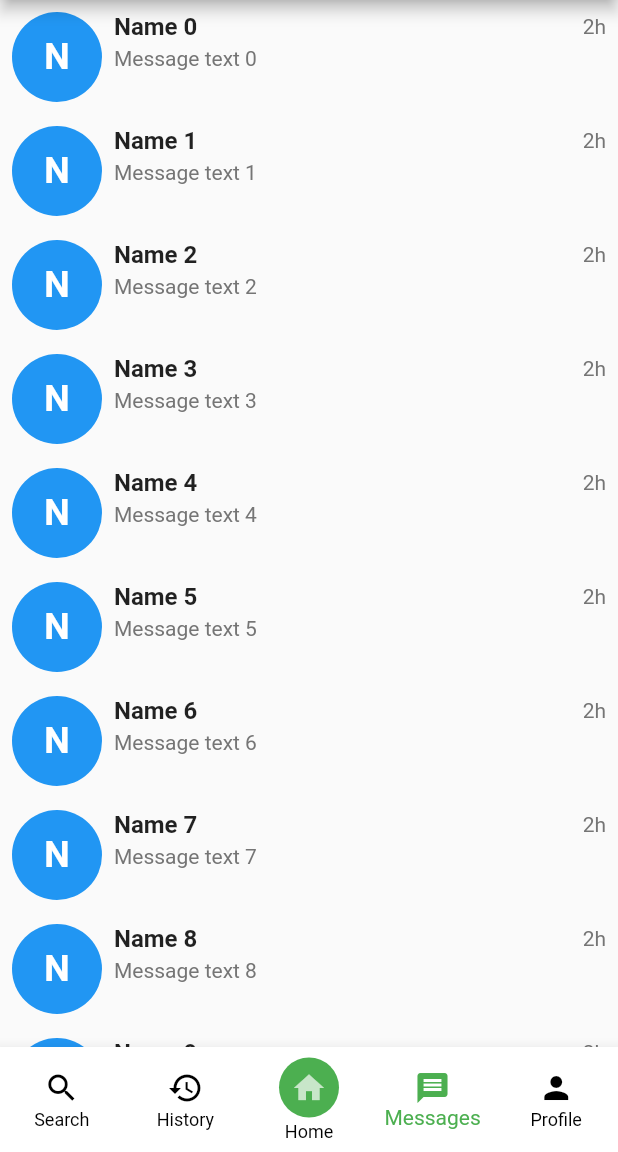
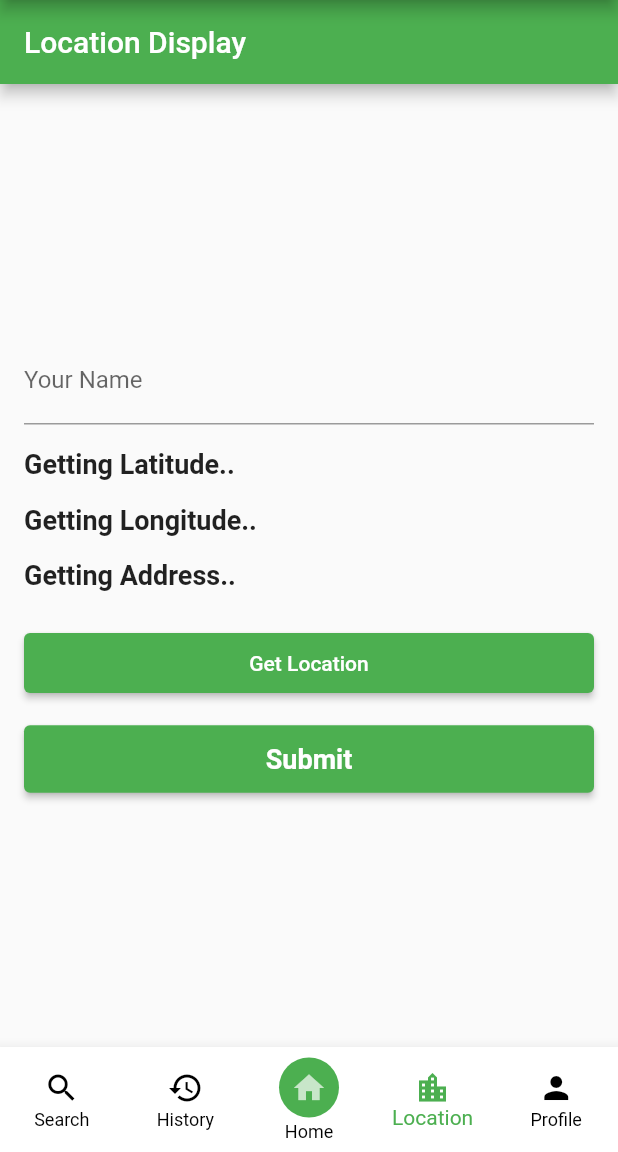
Before and after one commit to singhao3/TaskMatch, a Flutter app: the screen it shows once a user with an empty profile is signed in, item 4 of the bottom bar chosen, on a phone screen of 412 x 824 dp, the part 84-1236 px from its top. Run offline on Flutter 3.47's test engine with Material 2 defaults, Android fonts, the light colour scheme and no system bars; our stand-ins replace animated_text_kit, cloud_firestore, firebase_auth, firebase_core, firebase_messaging, firebase_storage and 4 more; accounts and stored records are empty.

Commit message:
location for taskdoer and taskseeker
The flow is taskdoer will submit the location and then at taskseeker side will saw the location submitted by taskdoer

```diff
--- /dev/null
+++ b/lib/NavPages/location.dart
@@ -0,0 +1,14 @@
+import 'package:flutter/material.dart';
+import 'package:taskmatch/util/locationgrid.dart';
+
+class locationtaskdoer extends StatelessWidget {
+  const locationtaskdoer({super.key});
+
+  @override
+  Widget build(BuildContext context) {
+    return Scaffold(
+
+      body: LocationGrid(),
+    );
+  }
+}
--- a/lib/NavPages/message.dart
+++ /dev/null
@@ -1,14 +0,0 @@
-import 'package:flutter/material.dart';
-import 'package:taskmatch/util/messagegrid.dart';
-
-class message extends StatelessWidget {
-  const message({super.key});
-
-  @override
-  Widget build(BuildContext context) {
-    return Scaffold(
-
-      body: messagegrid(),
-    );
-  }
-}
--- a/lib/pages/taskdoer/taskdoer_homepage.dart
+++ b/lib/pages/taskdoer/taskdoer_homepage.dart
@@ -3,11 +3,12 @@ import 'package:cloud_firestore/cloud_firestore.dart';
 import 'package:taskmatch/NavPages/discover.dart';
 import 'package:taskmatch/NavPages/history.dart';
 import 'package:taskmatch/pages/taskdoer/taskdoer_home.dart';
-import 'package:taskmatch/NavPages/message.dart';
+import 'package:taskmatch/NavPages/location.dart';
 import 'package:taskmatch/NavPages/profile.dart';
 import 'package:taskmatch/auth.dart';
 import 'package:flutter/material.dart';
 
+import '../../util/locationgridtaskseeker.dart';
 import '../notification.dart';
 
 class TaskDoerHome extends StatefulWidget {
@@ -52,7 +53,7 @@ class _TaskDoerHomeState extends State<TaskDoerHome> {
     Discover(),
     history(),
     Home(),
-    message(),
+    locationtaskdoer(),
     profile(),
   ];
 
@@ -206,8 +207,8 @@ class _TaskDoerHomeState extends State<TaskDoerHome> {
             label: 'Home',
           ),
           BottomNavigationBarItem(
-            icon: Icon(Icons.message),
-            label: 'Messages',
+            icon: Icon(Icons.location_city_sharp),
+            label: 'Location',
           ),
           BottomNavigationBarItem(
             icon: Icon(Icons.person),
--- a/lib/pages/taskseeker/taskseeker_homepage.dart
+++ b/lib/pages/taskseeker/taskseeker_homepage.dart
@@ -2,8 +2,9 @@ import 'package:firebase_auth/firebase_auth.dart';
 import 'package:cloud_firestore/cloud_firestore.dart';
 import 'package:taskmatch/NavPages/discover.dart';
 import 'package:taskmatch/NavPages/history.dart';
+import 'package:taskmatch/NavPages/locationtaskseeker.dart';
 import 'package:taskmatch/pages/taskseeker/taskseeker_home.dart';
-import 'package:taskmatch/NavPages/message.dart';
+import 'package:taskmatch/NavPages/location.dart';
 import 'package:taskmatch/NavPages/profile.dart';
 import 'package:taskmatch/auth.dart';
 import 'package:flutter/material.dart';
@@ -55,7 +56,7 @@ class _HomePageState extends State<TaskSeekerHome> {
     Discover(),
     history(),
     Home(),
-    message(),
+    locationtaskseeker(),
     profile(),
   ];
 
@@ -206,8 +207,8 @@ class _HomePageState extends State<TaskSeekerHome> {
             label: 'Home',
           ),
           BottomNavigationBarItem(
-            icon: Icon(Icons.message),
-            label: 'Messages',
+            icon: Icon(Icons.location_city),
+            label: 'Location',
           ),
           BottomNavigationBarItem(
             icon: Icon(Icons.person),
--- /dev/null
+++ b/lib/util/locationgrid.dart
@@ -0,0 +1,191 @@
+import 'dart:async';
+
+import 'package:flutter/material.dart';
+import 'package:geocoding/geocoding.dart';
+import 'package:geolocator/geolocator.dart';
+import 'package:get/get.dart';
+import 'package:cloud_firestore/cloud_firestore.dart';
+import 'package:taskmatch/NavPages/locationtaskseeker.dart';
+import 'locationgridtaskseeker.dart';
+
+class MessageGridController extends GetxController {
+  var latitude = 'Getting Latitude..'.obs;
+  var longitude = 'Getting Longitude..'.obs;
+  var address = 'Getting Address..'.obs;
+  late StreamSubscription<Position> streamSubscription;
+
+  @override
+  void onClose() {
+    streamSubscription.cancel();
+    super.onClose();
+  }
+
+  void getLocation() async {
+    bool serviceEnabled;
+
+    LocationPermission permission;
+    serviceEnabled = await Geolocator.isLocationServiceEnabled();
+    if (!serviceEnabled) {
+      await Geolocator.openLocationSettings();
+      return Future.error('Location services are disabled.');
+    }
+    permission = await Geolocator.checkPermission();
+    if (permission == LocationPermission.denied) {
+      permission = await Geolocator.requestPermission();
+      if (permission == LocationPermission.denied) {
+        return Future.error('Location permissions are denied');
+      }
+    }
+    if (permission == LocationPermission.deniedForever) {
+      return Future.error(
+          'Location permissions are permanently denied, we cannot request permissions.');
+    }
+
+    streamSubscription =
+        Geolocator.getPositionStream().listen((Position position) {
+      latitude.value = 'Latitude: ${position.latitude}';
+      longitude.value = 'Longitude: ${position.longitude}';
+      getAddressFromLatLang(position);
+    });
+  }
+
+  Future<void> getAddressFromLatLang(Position position) async {
+    List<Placemark> placemark =
+        await placemarkFromCoordinates(position.latitude, position.longitude);
+    Placemark place = placemark[0];
+    address.value = 'Address: ${place.locality}, ${place.country}';
+  }
+}
+
+class LocationGrid extends StatelessWidget {
+  final messageGrid = Get.put(MessageGridController());
+  final TextEditingController nameController = TextEditingController();
+
+  void submitLocation(BuildContext context) {
+    String userName = nameController.text;
+    String latitude = messageGrid.latitude.value;
+    String longitude = messageGrid.longitude.value;
+    String address = messageGrid.address.value;
+
+    FirebaseFirestore.instance
+        .collection('locations')
+        .add({
+      'userName': userName,
+      'latitude': latitude,
+      'longitude': longitude,
+      'address': address,
+    })
+        .then((value) => FirebaseFirestore.instance
+        .collection('taskdoer')
+        .get()
+        .then((querySnapshot) {
+      List<String> documentIds = [];
+      querySnapshot.docs.forEach((doc) {
+        documentIds.add(doc.id);
+      });
+
+      // Show snackbar message to indicate completion
+      ScaffoldMessenger.of(context).showSnackBar(
+        SnackBar(
+          content: Text('Location submitted successfully.'),
+        ),
+      );
+
+      // Navigate to the desired screen
+      Navigator.push(
+        context,
+        MaterialPageRoute(
+          builder: (context) => LocationTaskSeeker(),
+        ),
+      );
+    })
+        .catchError((error) => print("Failed to fetch task doer IDs: $error")))
+        .catchError((error) => print("Failed to submit location: $error"));
+  }
+
+  @override
+  Widget build(BuildContext context) {
+    return Scaffold(
+      appBar: AppBar(
+        title: Text('Location Display'),
+        backgroundColor: Colors.green, // Set app bar background color
+      ),
+      body: Padding(
+        padding: const EdgeInsets.all(16.0),
+        child: Column(
+          mainAxisAlignment: MainAxisAlignment.center,
+          crossAxisAlignment: CrossAxisAlignment.stretch,
+          children: [
+            TextField(
+              controller: nameController,
+              decoration: InputDecoration(
+                labelText: 'Your Name',
+              ),
+            ),
+
+            SizedBox(height: 16),
+            Obx(() {
+              return Text(
+                messageGrid.latitude.value,
+                style: TextStyle(
+                  fontSize: 18,
+                  fontWeight: FontWeight.bold,
+                ),
+              );
+            }),
+
+            SizedBox(height: 16),
+            Obx(() {
+              return Text(
+                messageGrid.longitude.value,
+                style: TextStyle(
+                  fontSize: 18,
+                  fontWeight: FontWeight.bold,
+                ),
+              );
+            }),
+
+            SizedBox(height: 16),
+            Obx(() {
+              return Text(
+                messageGrid.address.value,
+                style: TextStyle(
+                  fontSize: 18,
+                  fontWeight: FontWeight.bold,
+                ),
+              );
+            }),
+            SizedBox(height: 24),
+            ElevatedButton(
+              onPressed: () {
+                messageGrid.getLocation();
+              },
+              child: Text('Get Location'),
+              style: ElevatedButton.styleFrom(
+                padding: EdgeInsets.symmetric(vertical: 12),
+                primary: Colors.green, // Set button background color
+                onPrimary: Colors.white, // Set button text color
+              ),
+            ),
+            SizedBox(height: 16),
+            ElevatedButton(
+              onPressed: () => submitLocation(context),
+              style: ElevatedButton.styleFrom(
+                padding: EdgeInsets.symmetric(vertical: 12),
+                primary: Colors.green, // Set button background color
+                onPrimary: Colors.white, // Set button text color
+              ),
+              child: Text(
+                'Submit',
+                style: TextStyle(
+                  fontSize: 18,
+                  fontWeight: FontWeight.bold,
+                ),
+              ),
+            ),
+          ],
+        ),
+      ),
+    );
+  }
+}
--- a/lib/util/messagegrid.dart
+++ /dev/null
@@ -1,70 +0,0 @@
-import 'package:flutter/material.dart';
-
-class messagegrid extends StatelessWidget {
-  const messagegrid({Key? key});
-
-  @override
-  Widget build(BuildContext context) {
-    return ListView.builder(
-      itemCount: 20,
-      itemBuilder: (context, index) {
-        return Padding(
-          padding: const EdgeInsets.all(8.0),
-          child: Row(
-            crossAxisAlignment: CrossAxisAlignment.start,
-            children: [
-              CircleAvatar(
-                radius: 30,
-                backgroundColor: Colors.blue,
-                child: Text(
-                  'N',
-                  style: TextStyle(
-                    color: Colors.white,
-                    fontWeight: FontWeight.bold,
-                    fontSize: 24,
-                  ),
-                ),
-              ),
-              const SizedBox(width: 8),
-              Expanded(
-                child: Column(
-                  crossAxisAlignment: CrossAxisAlignment.start,
-                  children: [
-                    Row(
-                      mainAxisAlignment: MainAxisAlignment.spaceBetween,
-                      children: [
-                        Text(
-                          'Name $index',
-                          style: TextStyle(
-                            fontWeight: FontWeight.bold,
-                            fontSize: 16,
-                          ),
-                        ),
-                        Text(
-                          '2h',
-                          style: TextStyle(
-                            color: Colors.grey[600],
-                          ),
-                        ),
-                      ],
-                    ),
-                    const SizedBox(height: 4),
-                    Text(
-                      'Message text $index',
-                      style: TextStyle(
-                        fontSize: 14,
-                        color: Colors.grey[600],
-                      ),
-                      maxLines: 1,
-                      overflow: TextOverflow.ellipsis,
-                    ),
-                  ],
-                ),
-              ),
-            ],
-          ),
-        );
-      },
-    );
-  }
-}
--- a/pubspec.yaml
+++ b/pubspec.yaml
@@ -45,6 +45,9 @@ dependencies:
   firebase_messaging: ^14.6.3
   rxdart: ^0.27.7
   flutter_stripe: ^9.2.2
+  geolocator: ^7.7.1
+  geocoding: ^2.0.1
+  get: ^4.6.5
 
 dev_dependencies:
   flutter_test:
```
Also changed, not shown: lib/NavPages/locationtaskseeker.dart (added, +93 -0 lines), lib/util/locationgridtaskseeker.dart (added, +168 -0 lines), pubspec.lock, 2 other files.
